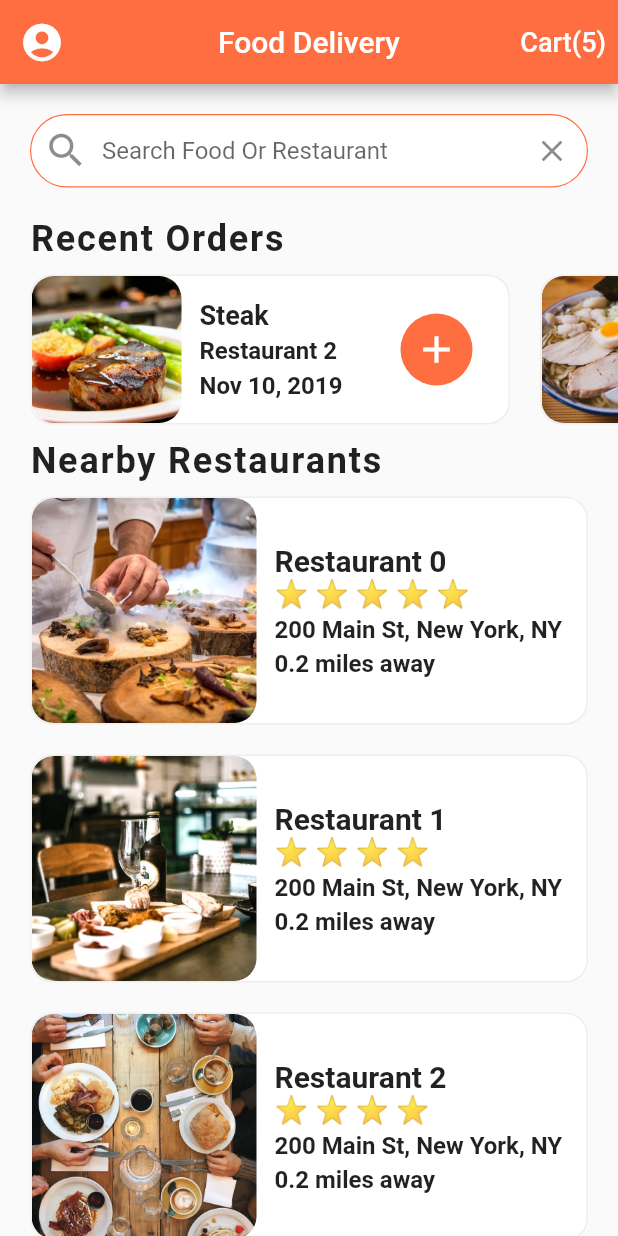
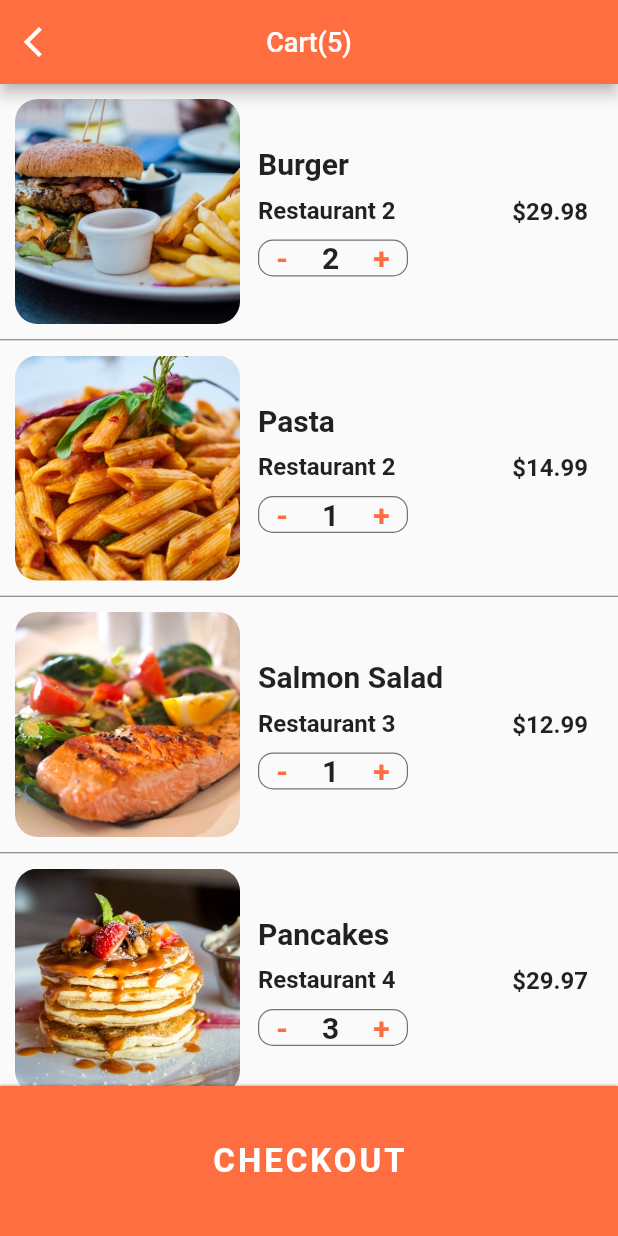
Before and after one commit to mobina-mvd/food_delivery_ui, a Flutter app: the screen it shows after launch, after a tap on an icon or button, on a phone screen of 412 x 824 dp. Run offline on Flutter 3.47's test engine with Material 2 defaults, Android fonts, the phone set to English and light mode, and no system bars.

Commit message:
CartScreen is Done

```diff
--- /dev/null
+++ b/lib/screens/cart_screen.dart
@@ -0,0 +1,242 @@
+import 'package:flutter/material.dart';
+import 'package:food_delivery_ui/data/data.dart';
+import 'package:food_delivery_ui/model/order.dart';
+
+class CartScreen extends StatelessWidget {
+  const CartScreen({super.key});
+
+  @override
+  Widget build(BuildContext context) {
+    double totalPrice = 0;
+
+    for (var order in currentUser.cart) {
+      totalPrice += order.quantity * order.food.price;
+    }
+
+    return Scaffold(
+      appBar: AppBar(
+        centerTitle: true,
+        title: Text(
+          'Cart(${currentUser.cart.length})',
+          style: Theme.of(context)
+              .textTheme
+              .bodyMedium!
+              .apply(color: Theme.of(context).colorScheme.onPrimary),
+        ),
+        leading: IconButton(
+          onPressed: () {
+            Navigator.of(context).pop();
+          },
+          icon: const Icon(Icons.arrow_back_ios),
+        ),
+      ),
+      body: ListView.separated(
+        itemCount: currentUser.cart.length + 1,
+        separatorBuilder: (BuildContext context, int index) {
+          return const Divider(
+            height: 1,
+            color: Colors.black54,
+          );
+        },
+        itemBuilder: (BuildContext context, int index) {
+          if (index < currentUser.cart.length) {
+            Order order = currentUser.cart[index];
+
+            return _buildCartItem(context, order);
+          } else {
+            return Column(
+              children: [
+                const Padding(
+                  padding: EdgeInsets.all(20.0),
+                  child: Row(
+                    mainAxisAlignment: MainAxisAlignment.spaceBetween,
+                    children: [
+                      Text(
+                        'Estimated Delivery Time:',
+                        style: TextStyle(
+                          fontSize: 20,
+                          fontWeight: FontWeight.w600,
+                        ),
+                      ),
+                      Text(
+                        '25 min',
+                        style: TextStyle(
+                          fontSize: 20,
+                          fontWeight: FontWeight.w600,
+                        ),
+                      ),
+                    ],
+                  ),
+                ),
+                Padding(
+                  padding: const EdgeInsets.all(20.0),
+                  child: Row(
+                    mainAxisAlignment: MainAxisAlignment.spaceBetween,
+                    children: [
+                      const Text(
+                        'Total Cost:',
+                        style: TextStyle(
+                          fontSize: 20,
+                          fontWeight: FontWeight.w600,
+                        ),
+                      ),
+                      Text(
+                        '\$${totalPrice.toStringAsFixed(2)}',
+                        style: const TextStyle(
+                          color: Colors.green,
+                          fontSize: 20,
+                          fontWeight: FontWeight.w600,
+                        ),
+                      ),
+                    ],
+                  ),
+                ),
+                const SizedBox(height: 100),
+              ],
+            );
+          }
+        },
+      ),
+      bottomSheet: Container(
+        height: 100,
+        alignment: Alignment.center,
+        width: double.infinity,
+        decoration: BoxDecoration(
+          color: Theme.of(context).colorScheme.primary,
+          boxShadow: const [
+            BoxShadow(
+              color: Colors.black26,
+              offset: Offset(0, -1),
+              blurRadius: .6,
+            ),
+          ],
+        ),
+        child: TextButton(
+          onPressed: () {},
+          child: const Text(
+            'CHECKOUT',
+            style: TextStyle(
+              color: Colors.white,
+              fontSize: 22,
+              fontWeight: FontWeight.bold,
+              letterSpacing: 2,
+            ),
+          ),
+        ),
+      ),
+    );
+  }
+
+  Widget _buildCartItem(BuildContext context, Order order) {
+    return Container(
+      height: 170,
+      padding: const EdgeInsets.all(10),
+      child: Row(
+        children: [
+          Expanded(
+            child: Row(
+              children: [
+                Container(
+                  width: 150,
+                  decoration: BoxDecoration(
+                    borderRadius: BorderRadius.circular(15),
+                    image: DecorationImage(
+                      image: AssetImage(order.food.imageUrl),
+                      fit: BoxFit.cover,
+                    ),
+                  ),
+                ),
+                Expanded(
+                  child: Padding(
+                    padding: const EdgeInsets.all(12.0),
+                    child: Column(
+                      mainAxisAlignment: MainAxisAlignment.center,
+                      crossAxisAlignment: CrossAxisAlignment.start,
+                      children: [
+                        Text(
+                          order.food.name,
+                          style: const TextStyle(
+                            fontSize: 20,
+                            fontWeight: FontWeight.bold,
+                          ),
+                          overflow: TextOverflow.ellipsis,
+                        ),
+                        const SizedBox(height: 10),
+                        Text(
+                          order.restaurant.name,
+                          style: const TextStyle(
+                            fontSize: 16,
+                            fontWeight: FontWeight.w600,
+                          ),
+                          overflow: TextOverflow.ellipsis,
+                        ),
+                        const SizedBox(height: 10),
+                        Container(
+                          width: 100,
+                          decoration: BoxDecoration(
+                            borderRadius: BorderRadius.circular(10),
+                            border: Border.all(
+                              width: .8,
+                              color: Colors.black54,
+                            ),
+                          ),
+                          child: Row(
+                            mainAxisAlignment: MainAxisAlignment.spaceAround,
+                            crossAxisAlignment: CrossAxisAlignment.center,
+                            children: [
+                              GestureDetector(
+                                onTap: () {},
+                                child: Text(
+                                  '-',
+                                  style: TextStyle(
+                                    fontSize: 20,
+                                    fontWeight: FontWeight.w600,
+                                    color:
+                                        Theme.of(context).colorScheme.primary,
+                                  ),
+                                ),
+                              ),
+                              Text(
+                                order.quantity.toString(),
+                                style: const TextStyle(
+                                  fontSize: 20,
+                                  fontWeight: FontWeight.w600,
+                                ),
+                              ),
+                              GestureDetector(
+                                onTap: () {},
+                                child: Text(
+                                  '+',
+                                  style: TextStyle(
+                                    fontSize: 20,
+                                    fontWeight: FontWeight.w600,
+                                    color:
+                                        Theme.of(context).colorScheme.primary,
+                                  ),
+                                ),
+                              ),
+                            ],
+                          ),
+                        ),
+                      ],
+                    ),
+                  ),
+                ),
+              ],
+            ),
+          ),
+          Padding(
+            padding: const EdgeInsets.all(10.0),
+            child: Text(
+              '\$${order.quantity * order.food.price}',
+              style: const TextStyle(
+                fontSize: 16,
+                fontWeight: FontWeight.w600,
+              ),
+            ),
+          ),
+        ],
+      ),
+    );
+  }
+}
--- a/lib/screens/home_screen.dart
+++ b/lib/screens/home_screen.dart
@@ -1,5 +1,6 @@
 import 'package:flutter/material.dart';
 import 'package:food_delivery_ui/data/data.dart';
+import 'package:food_delivery_ui/screens/cart_screen.dart';
 import 'package:food_delivery_ui/screens/restaurant_screen.dart';
 import 'package:food_delivery_ui/screens/widgets/rating_stars.dart';
 import 'package:food_delivery_ui/screens/widgets/recent_order.dart';
@@ -25,7 +26,13 @@ class _HomeScreenState extends State<HomeScreen> {
         centerTitle: true,
         actions: [
           TextButton(
-            onPressed: () {},
+            onPressed: () {
+              Navigator.of(context).push(
+                MaterialPageRoute(
+                  builder: (context) => const CartScreen(),
+                ),
+              );
+            },
             child: Text(
               'Cart(${currentUser.cart.length})',
               style: Theme.of(context)
```
